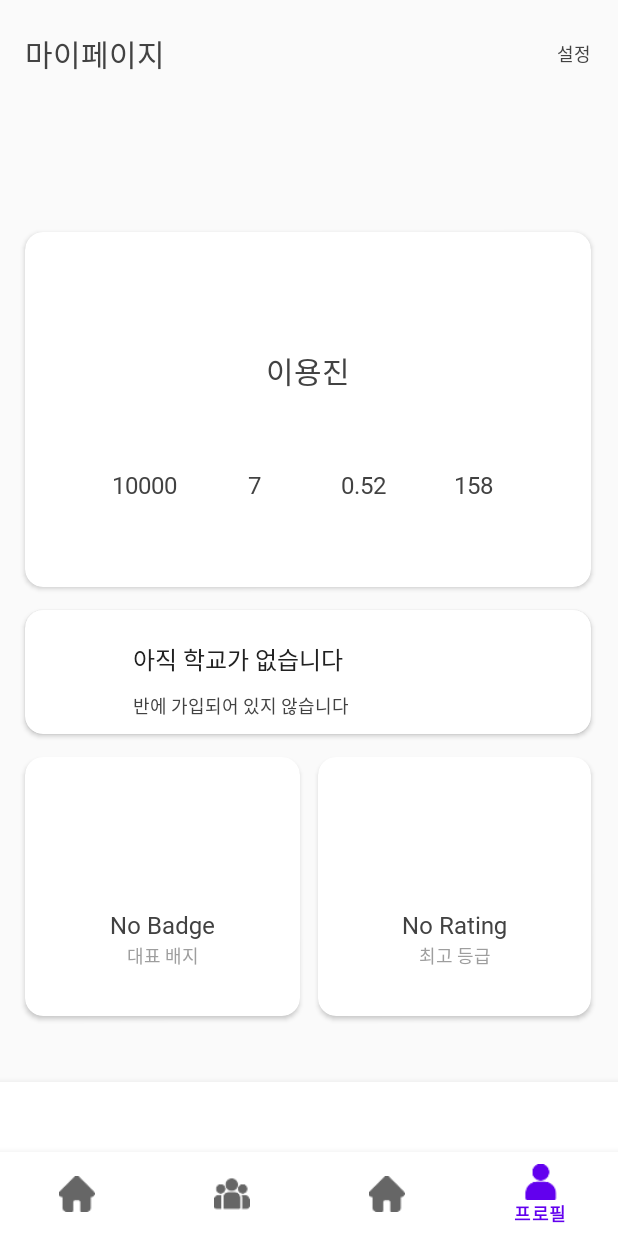
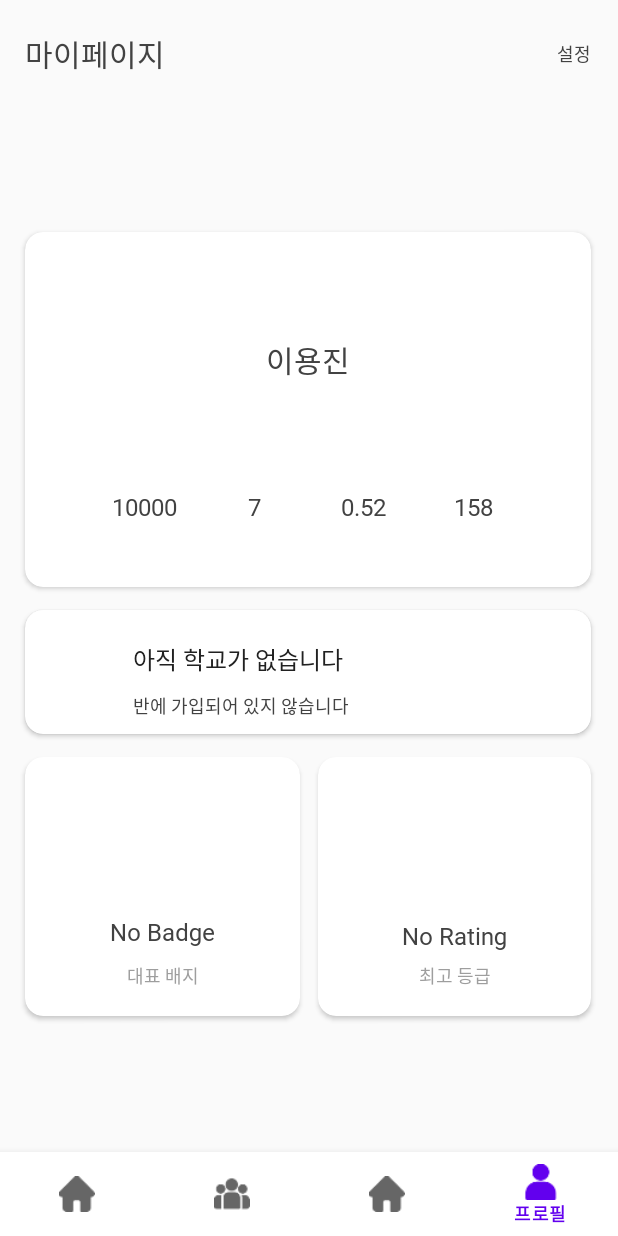
Before and after one commit to Walkhub/walkhub_android, an Android app: the ProfileFragment screen opened through its navigation route, on a phone screen of 412 x 824 dp. Run offline under Robolectric (Android 15) with nearby library versions, the phone set to English and light mode, and no system bars; our stand-ins replace CircleImageView, data binding, navigation-ui.

Commit message:
⚡ :: 가이드라인 생성 및 view 짜기

```diff
--- a/presentation/src/main/res/layout/fragment_profile.xml
+++ b/presentation/src/main/res/layout/fragment_profile.xml
@@ -157,16 +157,15 @@
         </LinearLayout>
 
         <de.hdodenhof.circleimageview.CircleImageView
-            android:id="@+id/myimage"
-            android:layout_width="80dp"
-            android:layout_height="80dp"
+            android:id="@+id/my_image"
+            android:layout_width="0dp"
+            android:layout_height="0dp"
             app:layout_constraintBottom_toTopOf="@+id/guideline22"
             app:layout_constraintEnd_toStartOf="@+id/guideline24"
             app:layout_constraintStart_toStartOf="@+id/guideline23"
             app:layout_constraintTop_toTopOf="@+id/guideline21" />
 
         <androidx.cardview.widget.CardView
-            android:id="@+id/me"
             android:layout_width="0dp"
             android:layout_height="0dp"
             android:background="@color/white"
@@ -180,136 +179,160 @@
                 android:layout_width="match_parent"
                 android:layout_height="match_parent">
 
+                <androidx.constraintlayout.widget.Guideline
+                    android:id="@+id/guideline5"
+                    android:layout_width="0dp"
+                    android:layout_height="0dp"
+                    android:orientation="horizontal"
+                    app:layout_constraintGuide_percent="0.2834" />
+
+                <androidx.constraintlayout.widget.Guideline
+                    android:id="@+id/guideline4"
+                    android:layout_width="0dp"
+                    android:layout_height="0dp"
+                    android:orientation="horizontal"
+                    app:layout_constraintGuide_percent="0.4347" />
+
+                <androidx.constraintlayout.widget.Guideline
+                    android:id="@+id/guideline8"
+                    android:layout_width="0dp"
+                    android:layout_height="0dp"
+                    android:orientation="vertical"
+                    app:layout_constraintGuide_percent="0.4136" />
+
+                <androidx.constraintlayout.widget.Guideline
+                    android:id="@+id/guideline6"
+                    android:layout_width="0dp"
+                    android:layout_height="0dp"
+                    android:orientation="vertical"
+                    app:layout_constraintGuide_percent="0.5853" />
+
+                <androidx.constraintlayout.widget.Guideline
+                    android:id="@+id/guideline10"
+                    android:layout_width="0dp"
+                    android:layout_height="0dp"
+                    android:orientation="horizontal"
+                    app:layout_constraintGuide_percent="0.70652" />
+
+                <androidx.constraintlayout.widget.Guideline
+                    android:id="@+id/guideline9"
+                    android:layout_width="0dp"
+                    android:layout_height="0dp"
+                    android:orientation="horizontal"
+                    app:layout_constraintGuide_percent="0.8369" />
+
                 <TextView
                     android:id="@+id/name"
                     android:layout_width="wrap_content"
                     android:layout_height="wrap_content"
-                    android:layout_marginTop="52dp"
-                    android:layout_marginBottom="104dp"
                     android:fontFamily="@font/noto_sans_kr_medium"
                     android:text="이용진"
                     android:textColor="@color/gray_800"
                     android:textSize="20sp"
-                    app:layout_constraintBottom_toBottomOf="parent"
-                    app:layout_constraintEnd_toEndOf="parent"
-                    app:layout_constraintStart_toStartOf="parent"
-                    app:layout_constraintTop_toTopOf="parent" />
+                    app:layout_constraintBottom_toTopOf="@+id/guideline4"
+                    app:layout_constraintEnd_toStartOf="@+id/guideline6"
+                    app:layout_constraintStart_toStartOf="@+id/guideline8"
+                    app:layout_constraintTop_toTopOf="@+id/guideline5" />
 
                 <ImageView
                     android:layout_width="16dp"
                     android:layout_height="16dp"
                     android:layout_marginStart="47dp"
-                    android:layout_marginTop="110dp"
                     android:layout_marginEnd="265dp"
-                    android:layout_marginBottom="58dp"
-                    app:layout_constraintBottom_toBottomOf="parent"
+                    android:layout_marginBottom="3dp"
+                    app:layout_constraintBottom_toTopOf="@+id/walk_count"
                     app:layout_constraintEnd_toEndOf="parent"
-                    app:layout_constraintStart_toStartOf="parent"
-                    app:layout_constraintTop_toTopOf="parent" />
+                    app:layout_constraintStart_toStartOf="parent" />
 
                 <TextView
                     android:id="@+id/walk_count"
                     android:layout_width="wrap_content"
                     android:layout_height="wrap_content"
                     android:layout_marginStart="32dp"
-                    android:layout_marginTop="130dp"
                     android:layout_marginEnd="250dp"
-                    android:layout_marginBottom="30dp"
                     android:fontFamily="@font/noto_sans_kr_medium"
                     android:text="10000"
                     android:textColor="@color/gray_800"
                     android:textSize="16sp"
-                    app:layout_constraintBottom_toBottomOf="parent"
+                    app:layout_constraintBottom_toTopOf="@+id/guideline9"
                     app:layout_constraintEnd_toEndOf="parent"
                     app:layout_constraintStart_toStartOf="parent"
-                    app:layout_constraintTop_toTopOf="parent" />
+                    app:layout_constraintTop_toTopOf="@+id/guideline10" />
 
                 <ImageView
                     android:layout_width="16dp"
                     android:layout_height="16dp"
                     android:layout_marginStart="120dp"
-                    android:layout_marginTop="110dp"
                     android:layout_marginEnd="192dp"
-                    android:layout_marginBottom="58dp"
-                    app:layout_constraintBottom_toBottomOf="parent"
+                    android:layout_marginBottom="3dp"
+                    app:layout_constraintBottom_toTopOf="@+id/walk_time"
                     app:layout_constraintEnd_toEndOf="parent"
-                    app:layout_constraintStart_toStartOf="parent"
-                    app:layout_constraintTop_toTopOf="parent" />
+                    app:layout_constraintStart_toStartOf="parent" />
 
                 <TextView
-                    android:id="@+id/time"
+                    android:id="@+id/walk_time"
                     android:layout_width="wrap_content"
                     android:layout_height="wrap_content"
                     android:layout_marginStart="105dp"
-                    android:layout_marginTop="130dp"
                     android:layout_marginEnd="177dp"
-                    android:layout_marginBottom="30dp"
                     android:fontFamily="@font/noto_sans_kr_medium"
                     android:text="7"
                     android:textColor="@color/gray_800"
                     android:textSize="16sp"
-                    app:layout_constraintBottom_toBottomOf="parent"
+                    app:layout_constraintBottom_toTopOf="@+id/guideline9"
                     app:layout_constraintEnd_toEndOf="parent"
                     app:layout_constraintStart_toStartOf="parent"
-                    app:layout_constraintTop_toTopOf="parent" />
+                    app:layout_constraintTop_toTopOf="@+id/guideline10" />
 
                 <ImageView
                     android:layout_width="16dp"
                     android:layout_height="16dp"
                     android:layout_marginStart="193dp"
-                    android:layout_marginTop="110dp"
                     android:layout_marginEnd="119dp"
-                    android:layout_marginBottom="58dp"
-                    app:layout_constraintBottom_toBottomOf="parent"
+                    android:layout_marginBottom="3dp"
+                    app:layout_constraintBottom_toTopOf="@+id/distance"
                     app:layout_constraintEnd_toEndOf="parent"
-                    app:layout_constraintStart_toStartOf="parent"
-                    app:layout_constraintTop_toTopOf="parent" />
+                    app:layout_constraintStart_toStartOf="parent" />
 
                 <TextView
                     android:id="@+id/distance"
                     android:layout_width="wrap_content"
                     android:layout_height="wrap_content"
                     android:layout_marginStart="178dp"
-                    android:layout_marginTop="130dp"
                     android:layout_marginEnd="104dp"
-                    android:layout_marginBottom="30dp"
                     android:fontFamily="@font/noto_sans_kr_medium"
                     android:text="0.52"
                     android:textColor="@color/gray_800"
                     android:textSize="16sp"
-                    app:layout_constraintBottom_toBottomOf="parent"
+                    app:layout_constraintBottom_toTopOf="@+id/guideline9"
                     app:layout_constraintEnd_toEndOf="parent"
                     app:layout_constraintStart_toStartOf="parent"
-                    app:layout_constraintTop_toTopOf="parent" />
+                    app:layout_constraintTop_toTopOf="@+id/guideline10" />
 
                 <ImageView
                     android:layout_width="16dp"
                     android:layout_height="16dp"
                     android:layout_marginStart="266dp"
-                    android:layout_marginTop="110dp"
                     android:layout_marginEnd="46dp"
-                    android:layout_marginBottom="58dp"
-                    app:layout_constraintBottom_toBottomOf="parent"
+                    android:layout_marginBottom="3dp"
+                    app:layout_constraintBottom_toTopOf="@+id/kalory"
                     app:layout_constraintEnd_toEndOf="parent"
-                    app:layout_constraintStart_toStartOf="parent"
-                    app:layout_constraintTop_toTopOf="parent" />
+                    app:layout_constraintStart_toStartOf="parent" />
 
                 <TextView
-                    android:id="@+id/kalory"
+                    android:id="@+id/calorie"
                     android:layout_width="wrap_content"
                     android:layout_height="wrap_content"
                     android:layout_marginStart="251dp"
-                    android:layout_marginTop="130dp"
                     android:layout_marginEnd="31dp"
-                    android:layout_marginBottom="30dp"
                     android:fontFamily="@font/noto_sans_kr_medium"
                     android:text="158"
                     android:textColor="@color/gray_800"
                     android:textSize="16sp"
-                    app:layout_constraintBottom_toBottomOf="parent"
+                    app:layout_constraintBottom_toTopOf="@+id/guideline9"
                     app:layout_constraintEnd_toEndOf="parent"
                     app:layout_constraintStart_toStartOf="parent"
-                    app:layout_constraintTop_toTopOf="parent" />
+                    app:layout_constraintTop_toTopOf="@+id/guideline10" />
 
             </androidx.constraintlayout.widget.ConstraintLayout>
 
@@ -347,8 +370,8 @@
                     android:layout_marginTop="11dp"
                     android:layout_marginBottom="29dp"
                     android:fontFamily="@font/noto_sans_kr_medium"
+                    android:gravity="left"
                     android:text="아직 학교가 없습니다"
-                    android:gravity="left"
                     android:textColor="@color/gray_900"
                     android:textSize="16sp"
                     app:layout_constraintBottom_toBottomOf="parent"
@@ -390,45 +413,88 @@
                 android:layout_width="match_parent"
                 android:layout_height="match_parent">
 
+                <androidx.constraintlayout.widget.Guideline
+                    android:id="@+id/guideline11"
+                    android:layout_width="0dp"
+                    android:layout_height="0dp"
+                    android:orientation="horizontal"
+                    app:layout_constraintGuide_percent="0.0895" />
+
+                <androidx.constraintlayout.widget.Guideline
+                    android:id="@+id/guideline12"
+                    android:layout_width="0dp"
+                    android:layout_height="0dp"
+                    android:orientation="horizontal"
+                    app:layout_constraintGuide_percent="0.5671" />
+
+                <androidx.constraintlayout.widget.Guideline
+                    android:id="@+id/guideline33"
+                    android:layout_width="0dp"
+                    android:layout_height="0dp"
+                    android:orientation="horizontal"
+                    app:layout_constraintGuide_percent="0.91" />
+
+                <androidx.constraintlayout.widget.Guideline
+                    android:id="@+id/guideline13"
+                    android:layout_width="0dp"
+                    android:layout_height="0dp"
+                    android:orientation="vertical"
+                    app:layout_constraintGuide_percent="0.2974" />
+
+                <androidx.constraintlayout.widget.Guideline
+                    android:id="@+id/guideline25"
+                    android:layout_width="0dp"
+                    android:layout_height="0dp"
+                    android:orientation="vertical"
+                    app:layout_constraintGuide_percent="0.7025" />
+
+                <androidx.constraintlayout.widget.Guideline
+                    android:id="@+id/guideline32"
+                    android:layout_width="0dp"
+                    android:layout_height="0dp"
+                    android:orientation="horizontal"
+                    app:layout_constraintGuide_percent="0.597" />
+
+                <androidx.constraintlayout.widget.Guideline
+                    android:id="@+id/guideline30"
+                    android:layout_width="0dp"
+                    android:layout_height="0dp"
+                    android:orientation="horizontal"
+                    app:layout_constraintGuide_percent="0.7761" />
+
                 <ImageView
                     android:id="@+id/badge_image"
-                    android:layout_width="64dp"
-                    android:layout_height="64dp"
-                    android:layout_marginTop="12dp"
-                    android:layout_marginBottom="58dp"
-                    app:layout_constraintBottom_toBottomOf="parent"
-                    app:layout_constraintEnd_toEndOf="parent"
-                    app:layout_constraintStart_toStartOf="parent"
-                    app:layout_constraintTop_toTopOf="parent" />
+                    android:layout_width="0dp"
+                    android:layout_height="0dp"
+                    app:layout_constraintBottom_toTopOf="@+id/guideline12"
+                    app:layout_constraintEnd_toStartOf="@+id/guideline25"
+                    app:layout_constraintStart_toStartOf="@+id/guideline13"
+                    app:layout_constraintTop_toTopOf="@+id/guideline11" />
 
                 <TextView
                     android:id="@+id/badge_name"
                     android:layout_width="wrap_content"
                     android:layout_height="wrap_content"
-                    android:layout_marginTop="80dp"
-                    android:layout_marginBottom="30dp"
                     android:fontFamily="@font/noto_sans_kr_medium"
                     android:text="No Badge"
                     android:textColor="@color/gray_800"
                     android:textSize="16sp"
-                    app:layout_constraintBottom_toBottomOf="parent"
-                    app:layout_constraintEnd_toEndOf="parent"
-                    app:layout_constraintStart_toStartOf="parent"
-                    app:layout_constraintTop_toTopOf="parent" />
+                    app:layout_constraintBottom_toTopOf="@+id/guideline30"
+                    app:layout_constraintEnd_toStartOf="@+id/guideline25"
+                    app:layout_constraintStart_toStartOf="@+id/guideline13"
+                    app:layout_constraintTop_toTopOf="@+id/guideline12" />
 
                 <TextView
                     android:layout_width="wrap_content"
                     android:layout_height="wrap_content"
-                    android:layout_marginTop="104dp"
-                    android:layout_marginBottom="12dp"
                     android:fontFamily="@font/noto_sans_kr_regular"
                     android:text="대표 배지"
                     android:textColor="@color/gray_500"
                     android:textSize="12sp"
-                    app:layout_constraintBottom_toBottomOf="parent"
-                    app:layout_constraintEnd_toEndOf="parent"
-                    app:layout_constraintStart_toStartOf="parent"
-                    app:layout_constraintTop_toTopOf="parent" />
+                    app:layout_constraintBottom_toTopOf="@+id/guideline33"
+                    app:layout_constraintEnd_toStartOf="@+id/guideline25"
+                    app:layout_constraintStart_toStartOf="@+id/guideline13"
+                    app:layout_constraintTop_toTopOf="@+id/guideline30" />
 
             </androidx.constraintlayout.widget.ConstraintLayout>
         </androidx.cardview.widget.CardView>
@@ -447,58 +513,92 @@
                 android:layout_width="match_parent"
                 android:layout_height="match_parent">
 
+                <androidx.constraintlayout.widget.Guideline
+                    android:id="@+id/guideline27"
+                    android:layout_width="0dp"
+                    android:layout_height="0dp"
+                    android:orientation="horizontal"
+                    app:layout_constraintGuide_percent="0.0895" />
+
+                <androidx.constraintlayout.widget.Guideline
+                    android:id="@+id/guideline26"
+                    android:layout_width="0dp"
+                    android:layout_height="0dp"
+                    android:orientation="horizontal"
+                    app:layout_constraintGuide_percent="0.5671" />
+
+                <androidx.constraintlayout.widget.Guideline
+                    android:id="@+id/guideline34"
+                    android:layout_width="0dp"
+                    android:layout_height="0dp"
+                    android:orientation="horizontal"
+                    app:layout_constraintGuide_percent="0.597" />
+
+                <androidx.constraintlayout.widget.Guideline
+                    android:id="@+id/guideline35"
+                    android:layout_width="0dp"
+                    android:layout_height="0dp"
+                    android:orientation="horizontal"
+                    app:layout_constraintGuide_percent="0.91" />
+
+                <androidx.constraintlayout.widget.Guideline
+                    android:id="@+id/guideline36"
+                    android:layout_width="0dp"
+                    android:layout_height="0dp"
+                    android:orientation="horizontal"
+                    app:layout_constraintGuide_percent="0.7761" />
+
+                <androidx.constraintlayout.widget.Guideline
+                    android:id="@+id/guideline29"
+                    android:layout_width="0dp"
+                    android:layout_height="0dp"
+                    android:orientation="vertical"
+                    app:layout_constraintGuide_percent="0.2974" />
+
+                <androidx.constraintlayout.widget.Guideline
+                    android:id="@+id/guideline28"
+                    android:layout_width="0dp"
+                    android:layout_height="0dp"
+                    android:orientation="vertical"
+                    app:layout_constraintGuide_percent="0.7025" />
+
                 <ImageView
                     android:id="@+id/rating"
-                    android:layout_width="64dp"
-                    android:layout_height="64dp"
-                    android:layout_marginTop="12dp"
-                    android:layout_marginBottom="58dp"
-                    app:layout_constraintBottom_toBottomOf="parent"
-                    app:layout_constraintEnd_toEndOf="parent"
-                    app:layout_constraintStart_toStartOf="parent"
-                    app:layout_constraintTop_toTopOf="parent" />
+                    android:layout_width="0dp"
+                    android:layout_height="0dp"
+                    app:layout_constraintBottom_toTopOf="@+id/guideline26"
+                    app:layout_constraintEnd_toStartOf="@+id/guideline28"
+                    app:layout_constraintStart_toStartOf="@+id/guideline29"
+                    app:layout_constraintTop_toTopOf="@+id/guideline27" />
 
                 <TextView
                     android:id="@+id/rating_name"
                     android:layout_width="wrap_content"
                     android:layout_height="wrap_content"
-                    android:layout_marginTop="80dp"
-                    android:layout_marginBottom="30dp"
                     android:fontFamily="@font/noto_sans_kr_medium"
                     android:text="No Rating"
                     android:textColor="@color/gray_800"
                     android:textSize="16sp"
-                    app:layout_constraintBottom_toBottomOf="parent"
-                    app:layout_constraintEnd_toEndOf="parent"
-                    app:layout_constraintStart_toStartOf="parent"
-                    app:layout_constraintTop_toTopOf="parent" />
+                    app:layout_constraintBottom_toTopOf="@+id/guideline36"
+                    app:layout_constraintEnd_toStartOf="@+id/guideline28"
+                    app:layout_constraintStart_toStartOf="@+id/guideline29"
+                    app:layout_constraintTop_toTopOf="@+id/guideline34" />
 
                 <TextView
                     android:layout_width="wrap_content"
                     android:layout_height="wrap_content"
-                    android:layout_marginTop="104dp"
-                    android:layout_marginBottom="12dp"
                     android:fontFamily="@font/noto_sans_kr_regular"
                     android:text="최고 등급"
                     android:textColor="@color/gray_500"
                     android:textSize="12sp"
-                    app:layout_constraintBottom_toBottomOf="parent"
-                    app:layout_constraintEnd_toEndOf="parent"
-                    app:layout_constraintStart_toStartOf="parent"
-                    app:layout_constraintTop_toTopOf="parent" />
+                    app:layout_constraintBottom_toTopOf="@+id/guideline35"
+                    app:layout_constraintEnd_toStartOf="@+id/guideline28"
+                    app:layout_constraintStart_toStartOf="@+id/guideline29"
+                    app:layout_constraintTop_toTopOf="@+id/guideline36" />
 
             </androidx.constraintlayout.widget.ConstraintLayout>
         </androidx.cardview.widget.CardView>
 
-        <com.google.android.material.bottomnavigation.BottomNavigationView
-            android:layout_width="0dp"
-            android:layout_height="0dp"
-            app:layout_constraintBottom_toBottomOf="parent"
-            app:layout_constraintEnd_toEndOf="parent"
-            app:layout_constraintStart_toStartOf="parent"
-            app:layout_constraintTop_toTopOf="@+id/guideline3" />
-
-
     </androidx.constraintlayout.widget.ConstraintLayout>
 
 </layout>
```
